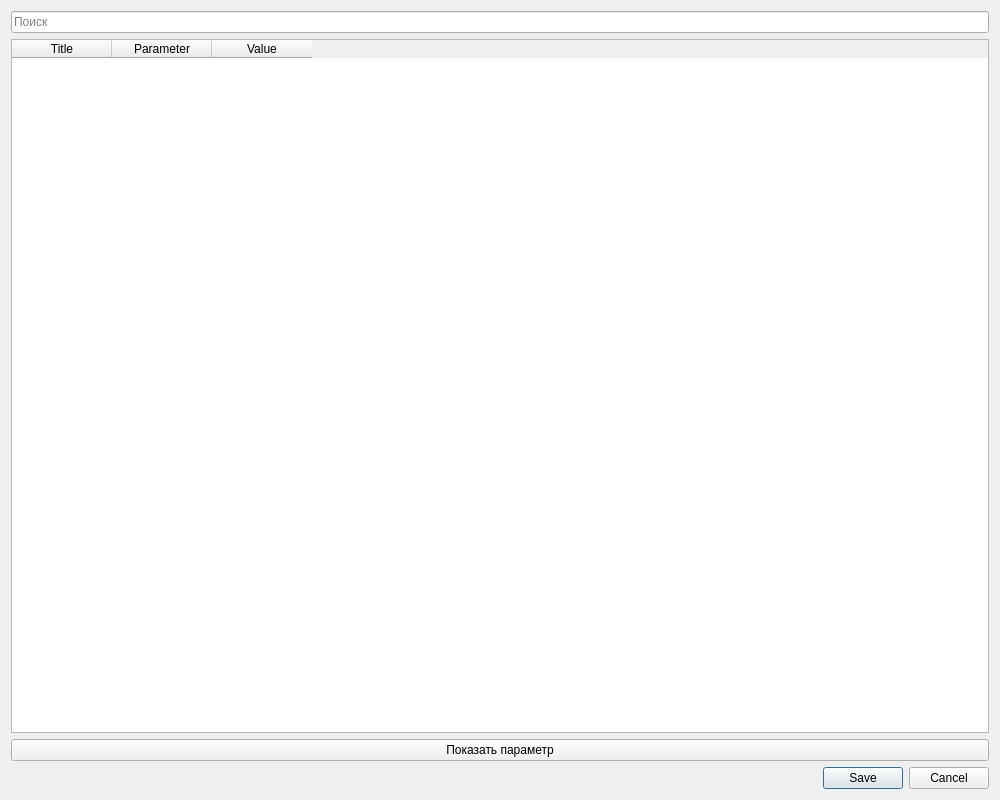
First picture: the form in ui/DObjectProperties.ui, repository AlexanderPank/Beso, before the edit.
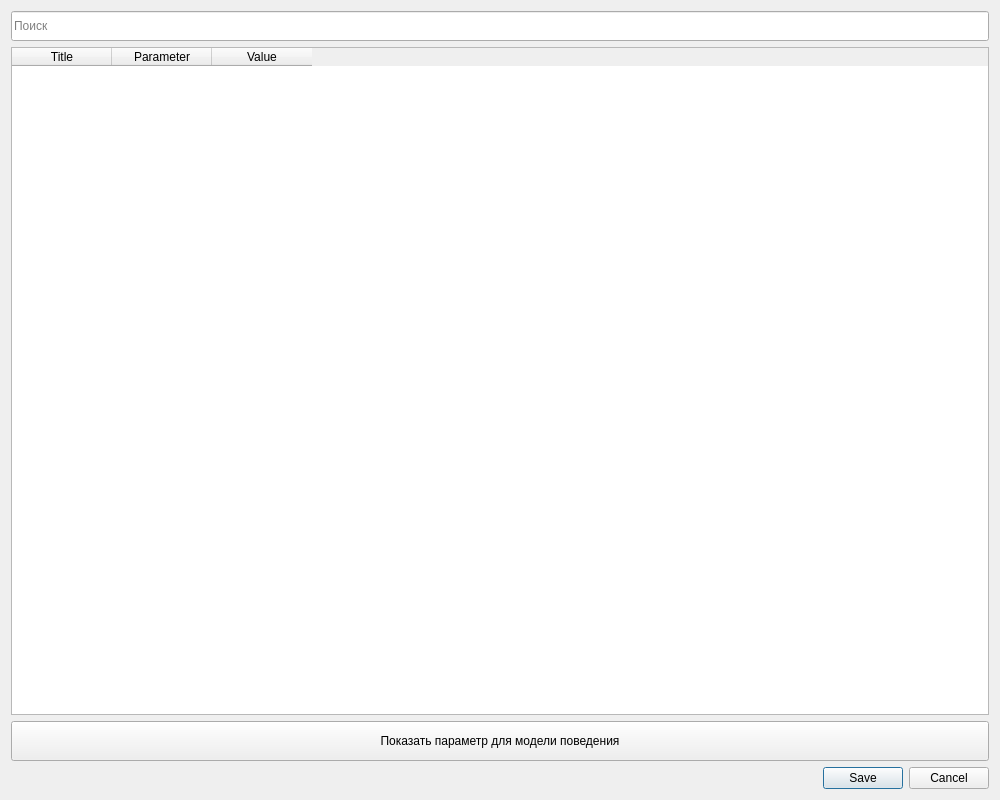
Second picture: the form after the edit.

Commit message: добавлено окно редакитрования параметров объекта

What changed in the file:
```diff
--- a/ui/DObjectProperties.ui
+++ b/ui/DObjectProperties.ui
@@ -16,6 +16,12 @@
  <layout class="QVBoxLayout" name="verticalLayout">
    <item>
     <widget class="QLineEdit" name="lineFilter">
+     <property name="minimumSize">
+      <size>
+       <width>0</width>
+       <height>30</height>
+      </size>
+     </property>
      <property name="placeholderText">
       <string>Поиск</string>
      </property>
@@ -42,8 +48,14 @@
    </item>
    <item>
     <widget class="QPushButton" name="btnToggleParam">
+     <property name="minimumSize">
+      <size>
+       <width>0</width>
+       <height>40</height>
+      </size>
+     </property>
      <property name="text">
-      <string>Показать параметр</string>
+      <string>Показать параметр для модели поведения</string>
      </property>
     </widget>
    </item>
```
Lines whose indentation alone changed are shown as unchanged. The commit also changes 3 other files.
